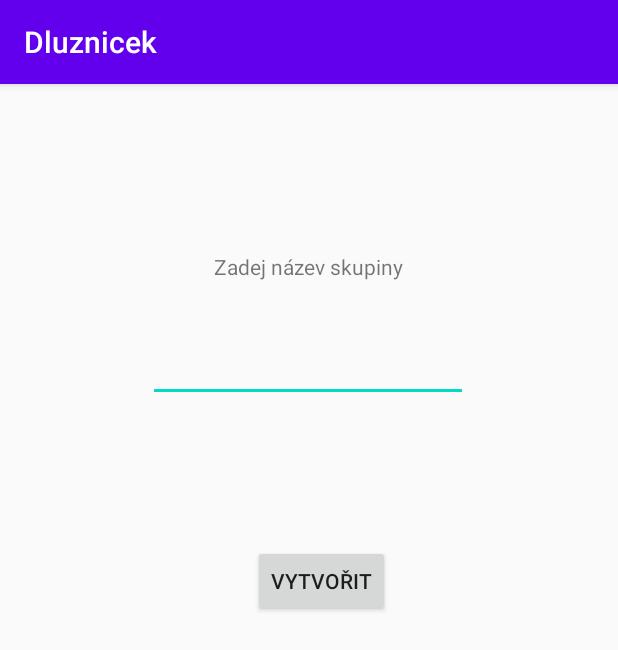
After one commit to xStrongy/Dluznicek, an Android app: the AddGroup screen opened directly, with no data from a screen before it, on a phone screen of 412 x 824 dp. The commit adds this screen. Shown: the top 650 px of the screen. Run offline under Robolectric (Android 15) with nearby library versions, the phone set to English and light mode, and no system bars.

Commit message:
Přidání důležitých tříd

```diff
--- a/app/src/main/AndroidManifest.xml
+++ b/app/src/main/AndroidManifest.xml
@@ -9,6 +9,8 @@
         android:roundIcon="@mipmap/ic_launcher_round"
         android:supportsRtl="true"
         android:theme="@style/AppTheme">
+        <activity android:name=".AddGroup"></activity>
+        <activity android:name=".Groups" />
         <activity android:name=".MainActivity">
             <intent-filter>
                 <action android:name="android.intent.action.MAIN" />
--- /dev/null
+++ b/app/src/main/java/com/example/dluznicek/AddGroup.java
@@ -0,0 +1,65 @@
+package com.example.dluznicek;
+
+import androidx.appcompat.app.AppCompatActivity;
+
+import android.content.Intent;
+import android.os.Bundle;
+import android.os.Environment;
+import android.view.View;
+import android.widget.EditText;
+
+import java.io.File;
+import java.io.FileInputStream;
+import java.io.FileNotFoundException;
+import java.io.FileOutputStream;
+import java.io.IOException;
+import java.io.ObjectInputStream;
+import java.io.ObjectOutputStream;
+import java.util.ArrayList;
+
+public class AddGroup extends AppCompatActivity {
+
+    ArrayList<Party> groups;
+    @Override
+    protected void onCreate(Bundle savedInstanceState) {
+        super.onCreate(savedInstanceState);
+        setContentView(R.layout.activity_add_group);
+        groups = new ArrayList<Party>();
+
+        FileInputStream fis;
+        try {
+            fis = openFileInput("groups");
+            ObjectInputStream ois = new ObjectInputStream(fis);
+            groups = (ArrayList<Party>) ois.readObject();
+            ois.close();
+        }
+        catch(Exception e)
+        {
+            e.printStackTrace();
+        }
+
+    }
+
+    public void CreateGroup(View view)
+    {
+        EditText edit = (EditText) findViewById(R.id.textBox1);
+        String name = edit.getText().toString();
+        Party p = new Party(name);
+        groups.add(p);
+
+        try
+        {
+            FileOutputStream fileOut =
+                    new FileOutputStream("groups");
+            ObjectOutputStream out = new ObjectOutputStream(fileOut);
+            out.writeObject(groups);
+            out.close();
+            fileOut.close();
+        }
+        catch(Exception e) {
+            e.printStackTrace();
+        }
+        Intent i = new Intent(getApplicationContext(), Groups.class);
+        startActivity(i);
+    }
+}
--- /dev/null
+++ b/app/src/main/res/layout/activity_add_group.xml
@@ -0,0 +1,46 @@
+<?xml version="1.0" encoding="utf-8"?>
+<androidx.constraintlayout.widget.ConstraintLayout xmlns:android="http://schemas.android.com/apk/res/android"
+    xmlns:app="http://schemas.android.com/apk/res-auto"
+    xmlns:tools="http://schemas.android.com/tools"
+    android:layout_width="match_parent"
+    android:layout_height="match_parent"
+    tools:context=".AddGroup">
+
+    <EditText
+        android:id="@+id/textBox1"
+        android:layout_width="wrap_content"
+        android:layout_height="wrap_content"
+        android:ems="10"
+        android:inputType="textPersonName"
+        app:layout_constraintBottom_toBottomOf="parent"
+        app:layout_constraintEnd_toEndOf="parent"
+        app:layout_constraintHorizontal_bias="0.497"
+        app:layout_constraintStart_toStartOf="parent"
+        app:layout_constraintTop_toTopOf="parent"
+        app:layout_constraintVertical_bias="0.231" />
+
+    <TextView
+        android:id="@+id/textView5"
+        android:layout_width="wrap_content"
+        android:layout_height="wrap_content"
+        android:text="Zadej název skupiny"
+        app:layout_constraintBottom_toBottomOf="parent"
+        app:layout_constraintEnd_toEndOf="parent"
+        app:layout_constraintHorizontal_bias="0.498"
+        app:layout_constraintStart_toStartOf="parent"
+        app:layout_constraintTop_toTopOf="parent"
+        app:layout_constraintVertical_bias="0.15" />
+
+    <Button
+        android:id="@+id/button3"
+        android:layout_width="wrap_content"
+        android:layout_height="wrap_content"
+        android:onClick="CreateGroup"
+        android:text="vytvořit"
+        app:layout_constraintBottom_toBottomOf="parent"
+        app:layout_constraintEnd_toEndOf="parent"
+        app:layout_constraintHorizontal_bias="0.526"
+        app:layout_constraintStart_toStartOf="parent"
+        app:layout_constraintTop_toTopOf="parent"
+        app:layout_constraintVertical_bias="0.427" />
+</androidx.constraintlayout.widget.ConstraintLayout>
```
Also changed, not shown: app/src/main/java/com/example/dluznicek/Groups.java (added, +61 -0 lines), app/src/main/java/com/example/dluznicek/MainActivity.java (+13 -0 lines), app/src/main/java/com/example/dluznicek/Party.java (added, +19 -0 lines), app/src/main/java/com/example/dluznicek/Payment.java (added, +16 -0 lines), app/src/main/java/com/example/dluznicek/Person.java (added, +24 -0 lines), app/src/main/res/layout/activity_groups.xml (added, +27 -0 lines), app/src/main/res/layout/activity_main.xml (+7 -2 lines).
